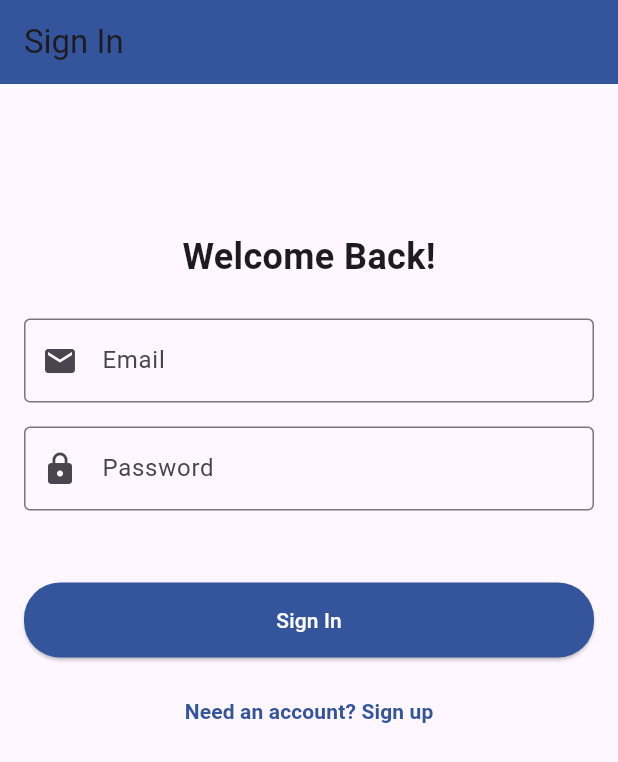
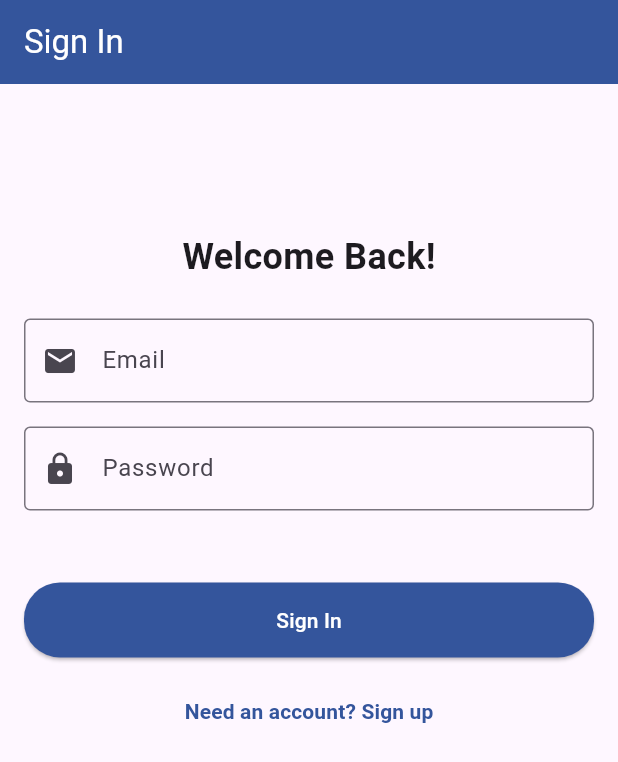
Before and after one commit to Abylaikhan-Bari/TildeSU-teacher, a Flutter app: the screen it shows after launch, on a phone screen of 412 x 824 dp. Shown: the top 762 px of the screen. Run offline on Flutter 3.47's test engine with Material 3 defaults, Android fonts, the phone set to English and light mode, and no system bars; our stand-ins replace cloud_firestore, firebase_auth, firebase_core; accounts and stored records are empty.

```diff
--- a/lib/src/screens/authentication/authentication_screen.dart
+++ b/lib/src/screens/authentication/authentication_screen.dart
@@ -70,7 +70,7 @@ class _AuthenticationScreenState extends State<AuthenticationScreen> {
     final isSignInForm = _authFormType == AuthFormType.signIn;
     return Scaffold(
       appBar: AppBar(
-        title: Text(isSignInForm ? 'Sign In' : 'Sign Up'),
+        title: Text(isSignInForm ? 'Sign In' : 'Sign Up', style: const TextStyle(color: Colors.white)),
         backgroundColor: Color(0xFF34559C), // Add a consistent color theme
       ),
       body: SingleChildScrollView(
```
